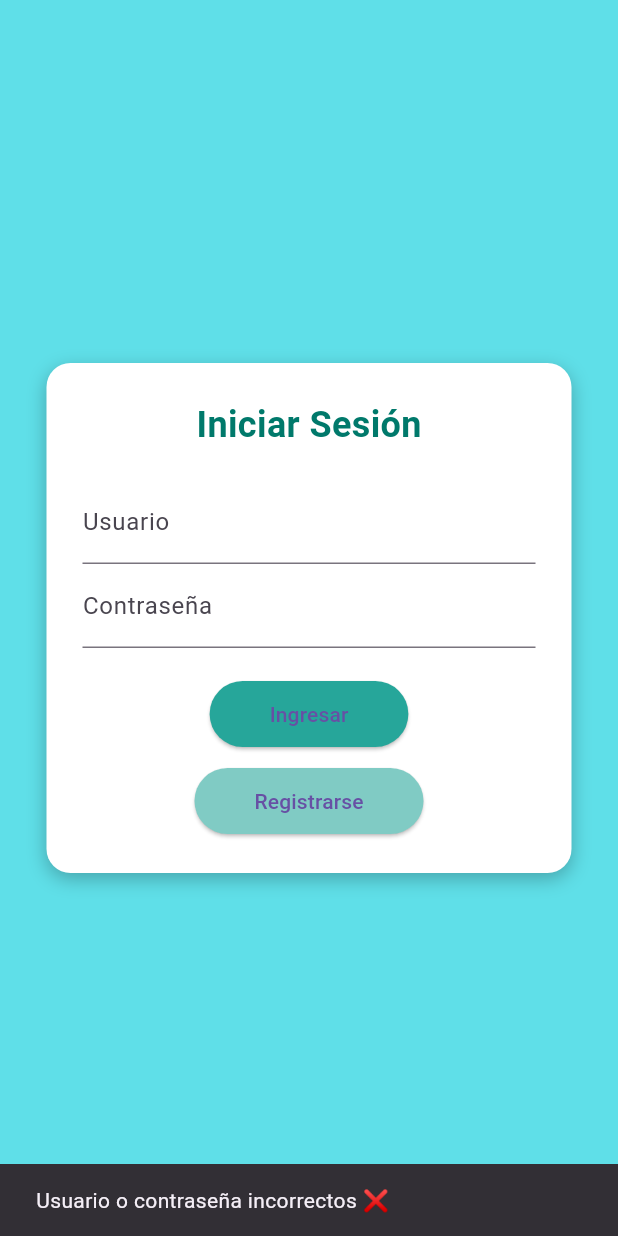
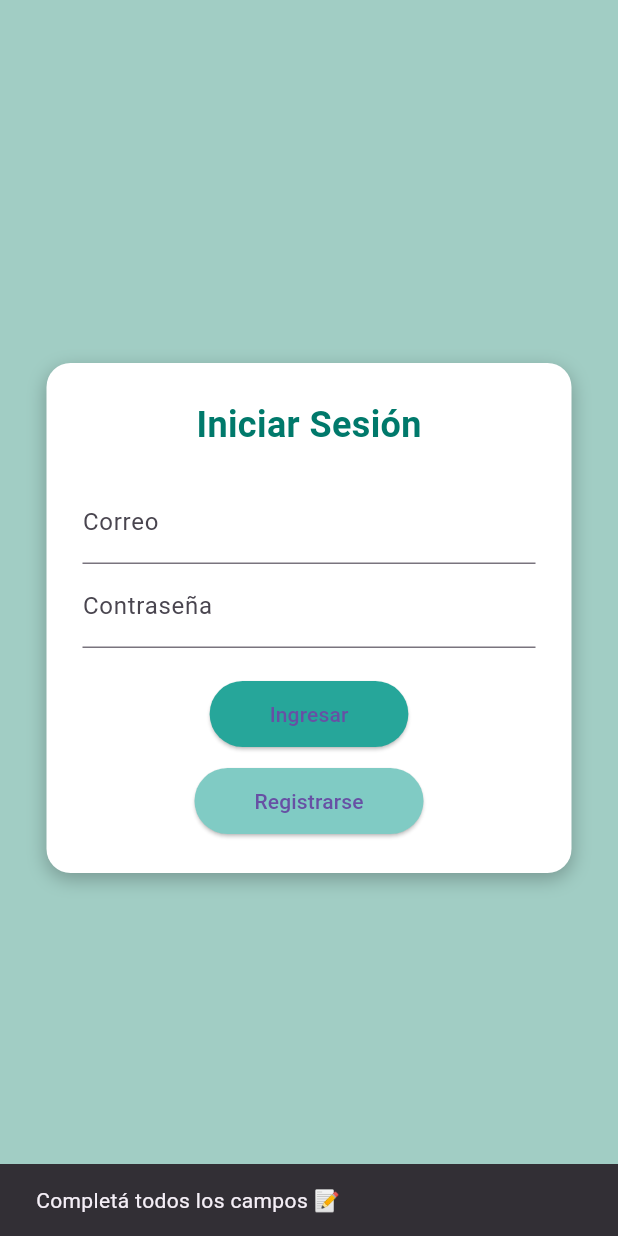
Before and after one commit to LucasNahuelJuarezIrigoyen1203/FLUTTERYECTO, a Flutter app: the screen it shows after launch, after a tap on "Ingresar", on a phone screen of 412 x 824 dp. Run offline on Flutter 3.47's test engine with Material 3 defaults, Android fonts, the phone set to English and light mode, and no system bars.

Commit message:
se junto back y front login

```diff
--- a/proyectoflutter_front/lib/screens/login_screen.dart
+++ b/proyectoflutter_front/lib/screens/login_screen.dart
@@ -1,8 +1,10 @@
 import 'package:flutter/material.dart';
+import 'package:http/http.dart' as http;
+import 'dart:convert';
 import 'registro_screen.dart';
 
 class LoginScreen extends StatefulWidget {
-  const LoginScreen({super.key}); // ← Constructor con Key
+  const LoginScreen({super.key});
 
   @override
   State<LoginScreen> createState() => _LoginScreenState();
@@ -12,25 +14,46 @@ class _LoginScreenState extends State<LoginScreen> {
   final _userController = TextEditingController();
   final _passController = TextEditingController();
 
-  void _login() {
-    final user = _userController.text;
-    final pass = _passController.text;
+  Future<void> _login() async {
+    final correo = _userController.text.trim();
+    final contrasena = _passController.text;
 
-    if (user == 'admin' && pass == '1234') {
-      ScaffoldMessenger.of(
-        context,
-      ).showSnackBar(const SnackBar(content: Text('Login exitoso 🎉')));
-    } else {
-      ScaffoldMessenger.of(context).showSnackBar(
-        const SnackBar(content: Text('Usuario o contraseña incorrectos ❌')),
+    if (correo.isEmpty || contrasena.isEmpty) {
+      _mostrarMensaje('Completá todos los campos 📝');
+      return;
+    }
+
+    try {
+      final response = await http.post(
+        Uri.parse('http://192.168.1.4:8000/login'), // Cambiar IP si usás celular real
+        headers: {'Content-Type': 'application/json'},
+        body: jsonEncode({
+          'correo': correo,
+          'contrasena': contrasena,
+        }),
       );
+
+      if (response.statusCode == 200) {
+        final data = jsonDecode(response.body);
+        _mostrarMensaje('¡Bienvenido, chamigo ${data['nombre']}! 🎉');
+      } else {
+        _mostrarMensaje('Login fallido: ${response.body} ❌');
+      }
+    } catch (e) {
+      _mostrarMensaje('Error de conexión: $e ⚠️');
     }
+  }
+
+  void _mostrarMensaje(String mensaje) {
+    ScaffoldMessenger.of(context).showSnackBar(
+      SnackBar(content: Text(mensaje)),
+    );
   }
 
   @override
   Widget build(BuildContext context) {
     return Scaffold(
-      backgroundColor: const Color(0xFF5FDFE8),
+      backgroundColor: const Color(0xFFA1CDC4),
       body: Center(
         child: Container(
           padding: const EdgeInsets.all(24),
@@ -38,8 +61,8 @@ class _LoginScreenState extends State<LoginScreen> {
           decoration: BoxDecoration(
             color: Colors.white,
             borderRadius: BorderRadius.circular(16),
-            boxShadow: [
-              const BoxShadow(
+            boxShadow: const [
+              BoxShadow(
                 color: Colors.black26,
                 blurRadius: 10,
                 offset: Offset(0, 4),
@@ -60,7 +83,7 @@ class _LoginScreenState extends State<LoginScreen> {
               const SizedBox(height: 20),
               TextField(
                 controller: _userController,
-                decoration: const InputDecoration(labelText: 'Usuario'),
+                decoration: const InputDecoration(labelText: 'Correo'),
               ),
               TextField(
                 controller: _passController,
--- a/proyectoflutter_front/pubspec.yaml
+++ b/proyectoflutter_front/pubspec.yaml
@@ -33,6 +33,7 @@ dependencies:
 
   # The following adds the Cupertino Icons font to your application.
   # Use with the CupertinoIcons class for iOS style icons.
+  http: ^0.13.6
   cupertino_icons: ^1.0.8
 
 dev_dependencies:
```
Also changed, not shown: proyectoflutter_front/pubspec.lock, 1 other file.
